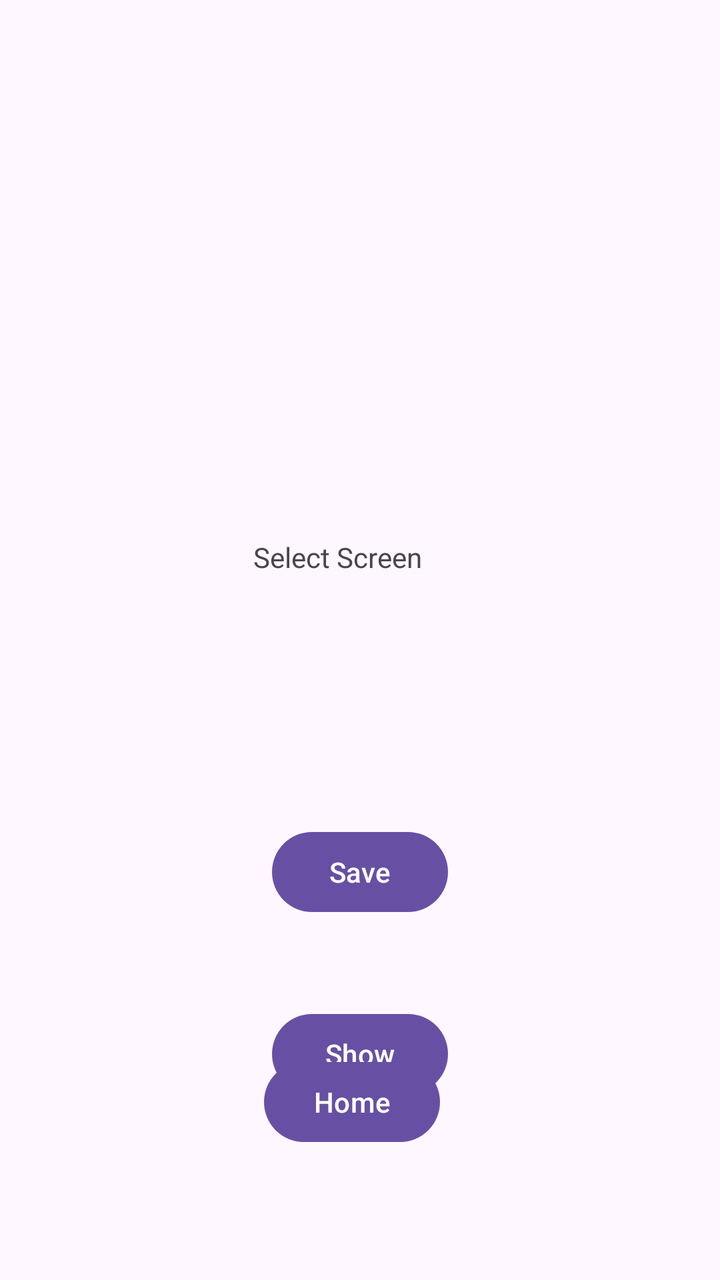
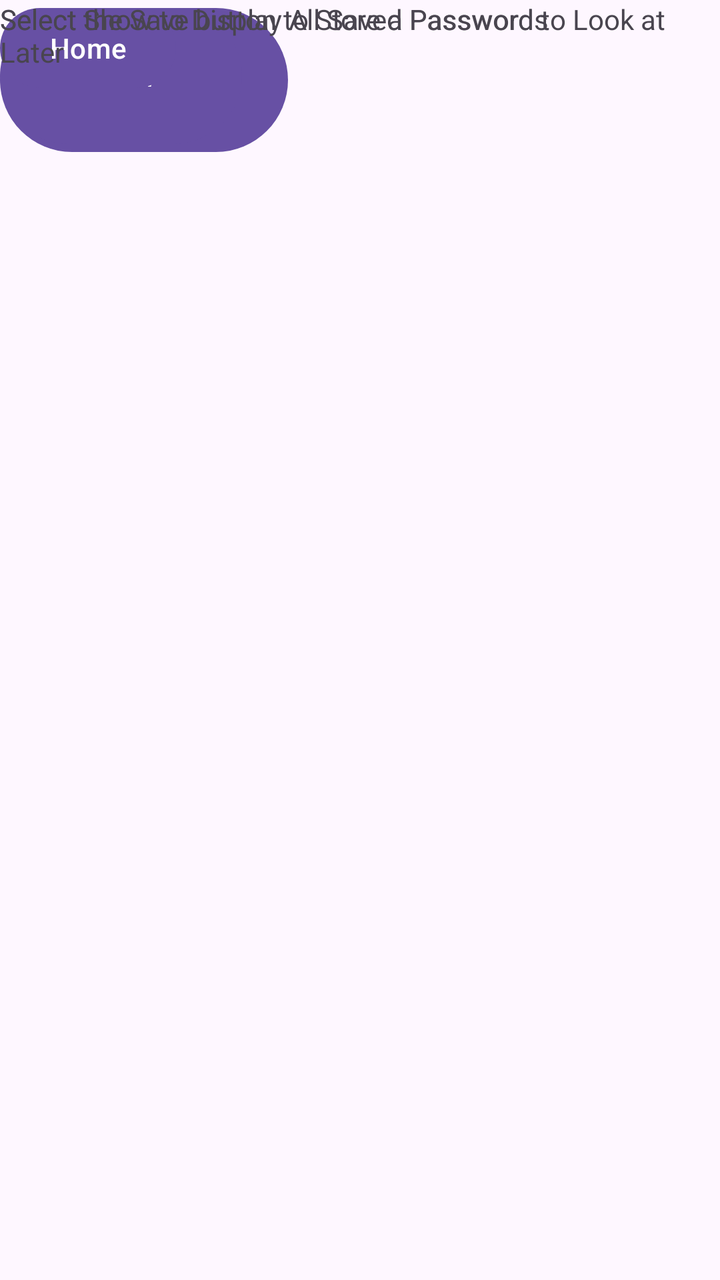

Screens rendered from an Android XML layout before and after an edit, with the pre-edit source and the edit as a unified diff.
<!-- AndroidManifest.xml: application theme Theme.AppInterface1 -->
<!-- res/layout/activity_choice_screen.xml -->
<?xml version="1.0" encoding="utf-8"?>
<androidx.constraintlayout.widget.ConstraintLayout xmlns:android="http://schemas.android.com/apk/res/android"
    xmlns:app="http://schemas.android.com/apk/res-auto"
    xmlns:tools="http://schemas.android.com/tools"
    android:id="@+id/main"
    android:layout_width="match_parent"
    android:layout_height="match_parent"
    tools:context=".choiceScreen">

    <Button
        android:id="@+id/button"
        android:layout_width="wrap_content"
        android:layout_height="wrap_content"
        android:layout_marginTop="124dp"
        android:onClick="selectOptions"
        android:text="Save"
        app:layout_constraintEnd_toEndOf="parent"
        app:layout_constraintStart_toStartOf="parent"
        app:layout_constraintTop_toBottomOf="@+id/textView" />

    <Button
        android:id="@+id/button7"
        android:layout_width="wrap_content"
        android:layout_height="wrap_content"
        android:layout_marginTop="43dp"
        android:onClick="selectOptions"
        android:text="Show"
        app:layout_constraintStart_toStartOf="@+id/button"
        app:layout_constraintTop_toBottomOf="@+id/button" />

    <Button
        android:id="@+id/button8"
        android:layout_width="wrap_content"
        android:layout_height="wrap_content"
        android:layout_marginEnd="4dp"
        android:layout_marginBottom="65dp"
        android:onClick="homeScreen"
        android:text="Home"
        app:layout_constraintBottom_toBottomOf="parent"
        app:layout_constraintEnd_toEndOf="@+id/button7" />

    <TextView
        android:id="@+id/textView"
        android:layout_width="wrap_content"
        android:layout_height="wrap_content"
        android:layout_marginTop="269dp"
        android:layout_marginEnd="149dp"
        android:text="Select Screen"
        app:layout_constraintEnd_toEndOf="parent"
        app:layout_constraintTop_toTopOf="parent" />
</androidx.constraintlayout.widget.ConstraintLayout>
<!-- resources referenced by this layout -->
<resources>
  <style name="Theme.AppInterface1" parent="Base.Theme.AppInterface1" />
  <style name="Base.Theme.AppInterface1" parent="Theme.Material3.DayNight.NoActionBar">
          
          
      </style>
</resources>

<!-- the commit's change to res/layout/activity_choice_screen.xml (unified diff, before → after) -->
@@ -9,43 +9,44 @@
 
     <Button
         android:id="@+id/button"
-        android:layout_width="wrap_content"
-        android:layout_height="wrap_content"
-        android:layout_marginTop="124dp"
+        android:layout_width="144dp"
+        android:layout_height="80dp"
         android:onClick="selectOptions"
         android:text="Save"
-        app:layout_constraintEnd_toEndOf="parent"
-        app:layout_constraintStart_toStartOf="parent"
-        app:layout_constraintTop_toBottomOf="@+id/textView" />
+        tools:layout_editor_absoluteX="133dp"
+        tools:layout_editor_absoluteY="171dp" />
 
     <Button
         android:id="@+id/button7"
-        android:layout_width="wrap_content"
-        android:layout_height="wrap_content"
-        android:layout_marginTop="43dp"
+        android:layout_width="121dp"
+        android:layout_height="76dp"
         android:onClick="selectOptions"
         android:text="Show"
-        app:layout_constraintStart_toStartOf="@+id/button"
-        app:layout_constraintTop_toBottomOf="@+id/button" />
+        tools:layout_editor_absoluteX="147dp"
+        tools:layout_editor_absoluteY="388dp" />
 
     <Button
         android:id="@+id/button8"
         android:layout_width="wrap_content"
         android:layout_height="wrap_content"
-        android:layout_marginEnd="4dp"
-        android:layout_marginBottom="65dp"
         android:onClick="homeScreen"
         android:text="Home"
-        app:layout_constraintBottom_toBottomOf="parent"
-        app:layout_constraintEnd_toEndOf="@+id/button7" />
+        tools:layout_editor_absoluteX="158dp"
+        tools:layout_editor_absoluteY="618dp" />
 
     <TextView
         android:id="@+id/textView"
         android:layout_width="wrap_content"
         android:layout_height="wrap_content"
-        android:layout_marginTop="269dp"
-        android:layout_marginEnd="149dp"
-        android:text="Select Screen"
-        app:layout_constraintEnd_toEndOf="parent"
-        app:layout_constraintTop_toTopOf="parent" />
+        android:text="Select the Save button to Store a Password to Look at Later"
+        tools:layout_editor_absoluteX="20dp"
+        tools:layout_editor_absoluteY="152dp" />
+
+    <TextView
+        android:id="@+id/textView9"
+        android:layout_width="wrap_content"
+        android:layout_height="wrap_content"
+        android:text="Select Show to Display All Saved Passwords"
+        tools:layout_editor_absoluteX="67dp"
+        tools:layout_editor_absoluteY="369dp" />
 </androidx.constraintlayout.widget.ConstraintLayout>
